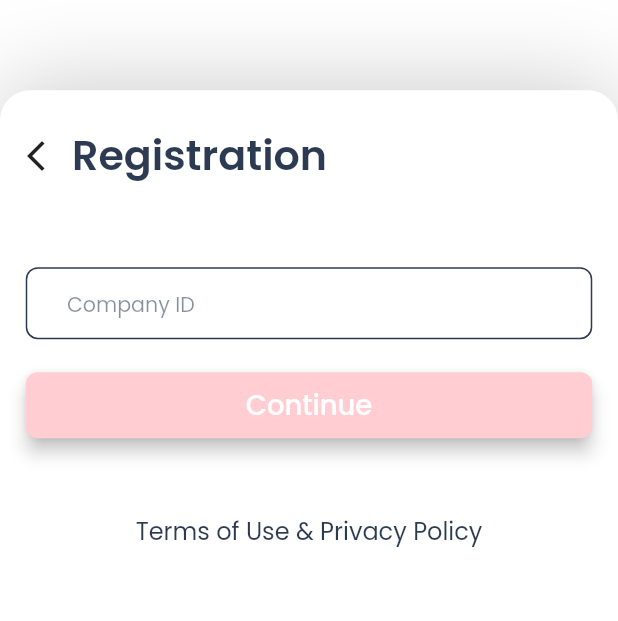
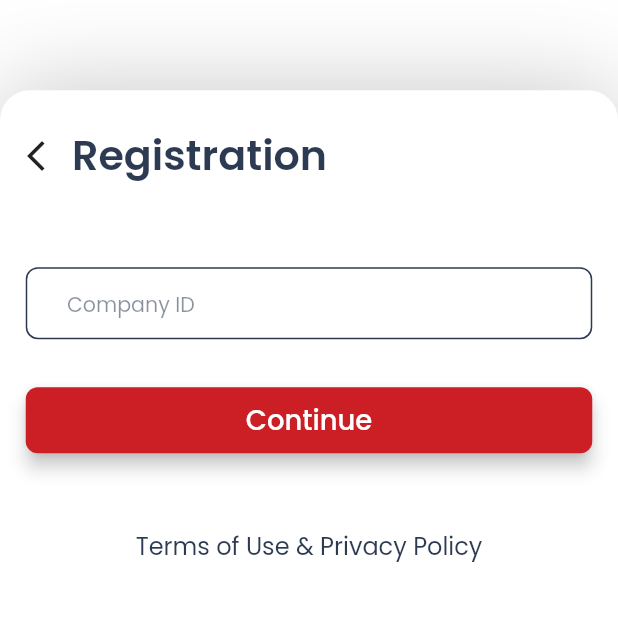
Before and after one commit to chediMZID/Team_On_The_Run, a Flutter app: the CompanyIDScreen screen opened directly, on a phone screen of 412 x 824 dp, the part 263-884 px from its top. Run offline on Flutter 3.47's test engine with Material 2 defaults, Android fonts, the light colour scheme and no system bars; our stand-ins replace flutter_riverpod, flutter_screenutil, go_router, intl_phone_field; missing offline and left inert: dart:js.

Commit message:
companyIDVerification

```diff
--- a/lib/core/theme/colors.dart
+++ b/lib/core/theme/colors.dart
@@ -1,6 +1,7 @@
 import 'package:flutter/material.dart';
 
 const kPrimaryColor = Color(0xFFCB1E25);
+const kDarkDisabledColor =Color(0xFF250507);
 const kPrimaryColorDisabled = Color(0xFFFFCDD2);
 const kNeutralColor = Color(0xFF000000);
 const kNeutralColor1 = Color(0xFF101010);
--- a/lib/core/theme/dark_themes.dart
+++ b/lib/core/theme/dark_themes.dart
@@ -25,6 +25,7 @@ ThemeData darkThemes() {
 
   return ThemeData.dark().copyWith(
       scaffoldBackgroundColor:kNeutralColor,
+      disabledColor: kDarkDisabledColor,
       scrollbarTheme: const ScrollbarThemeData().copyWith(
         thumbColor: MaterialStateProperty.all(Colors.grey[500]),
       ),
--- a/lib/login/domain/services/auth_service_impl.dart
+++ b/lib/login/domain/services/auth_service_impl.dart
@@ -8,7 +8,7 @@ class AuthServiceImpl implements AuthService {
 
   @override
   Future<bool> verifyCompanyId (String id) async{
-    return true;
+    return false;
     //return Future.delayed(const Duration(milliseconds:4000)).then((value) => true);
   }
   @override
--- a/lib/login/presentation/screens/company_id_screen.dart
+++ b/lib/login/presentation/screens/company_id_screen.dart
@@ -6,11 +6,11 @@ import '../../../core/theme/colors.dart';
 import '../../../core/theme/sizes.dart';
 import 'phone_number_screen.dart';
 
-class CompanyIDScreen extends ConsumerWidget {
+class CompanyIDScreen extends StatelessWidget {
   const CompanyIDScreen({Key? key}) : super(key: key);
 
   @override
-  Widget build(BuildContext context,WidgetRef ref) {
+  Widget build(BuildContext context) {
     return Scaffold(
       body: Column(
         crossAxisAlignment: CrossAxisAlignment.stretch,
@@ -80,31 +80,38 @@ class CompanyIDScreen extends ConsumerWidget {
                     child: Consumer(
                       builder: (context,ref,child){
                         final loginNotifier = ref.watch(loginProvider);
+                        final enabledProvider = ref.watch(loginNotifier.enabledProvider);
+                        print(enabledProvider);
                         return Column(
                           mainAxisAlignment: MainAxisAlignment.center,
                           crossAxisAlignment: CrossAxisAlignment.stretch,
                           children: [
                             SizedBox(
-                              height: 50.0,
+                              height: 80.0,
                               child: TextFormField(
+                                //onTap:() => ref.read(loginNotifier.enabledProvider.notifier).state=true ,
+                                onChanged:(value) => ref.read(loginNotifier.enabledProvider.notifier).state=true,
                                 controller: loginNotifier.companyIdController,
                                 style: Theme.of(context).textTheme.bodyMedium,
-                                decoration: const InputDecoration(
+                                decoration:  InputDecoration(
+                                  errorText: enabledProvider ? null:"Invalid ID number",
                                   hintText: 'Company ID',
                                 ),
                               ),
                             ),
 
-                            const SizedBox(height: 20.0,),
+                            //const SizedBox(height: 20.0,),
                             CustomButton(
                               text: 'Continue',
-                              enabled: false,
+                              enabled: enabledProvider,
                               onPressed: ()async{
                                 final companyId = loginNotifier.companyIdController.text;
                                 final authRepository = loginNotifier.authRepositoryProvider;
                                 final isVerified = await ref.watch(authRepository).verifyCompanyId(companyId) ;
                                 if(isVerified){
                                   Navigator.push(context,MaterialPageRoute(builder: (context)=> const PhoneNumberScreen()));
+                                }else{
+                                  ref.read(loginNotifier.enabledProvider.notifier).state=false;
                                 }
 
                                 /*final int companyId = int.parse(companyIdController.text);
--- a/lib/shared_widgets/custom_button.dart
+++ b/lib/shared_widgets/custom_button.dart
@@ -26,7 +26,7 @@ class CustomButton extends StatelessWidget {
             ),
             backgroundColor: enabled
                 ? MaterialStateProperty.all<Color>(kPrimaryColor)
-                : MaterialStateProperty.all<Color>(kPrimaryColorDisabled),
+                : MaterialStateProperty.all<Color>(Theme.of(context).disabledColor),
             foregroundColor:  MaterialStateProperty.all<Color>(Colors.white),
             //overlayColor:  MaterialStateProperty.all<Color>(Colors.white),
           ),
```
Also changed, not shown: lib/core/theme/light_themes.dart (+7 -0 lines), lib/providers/login_provider.dart (+14 -0 lines).
